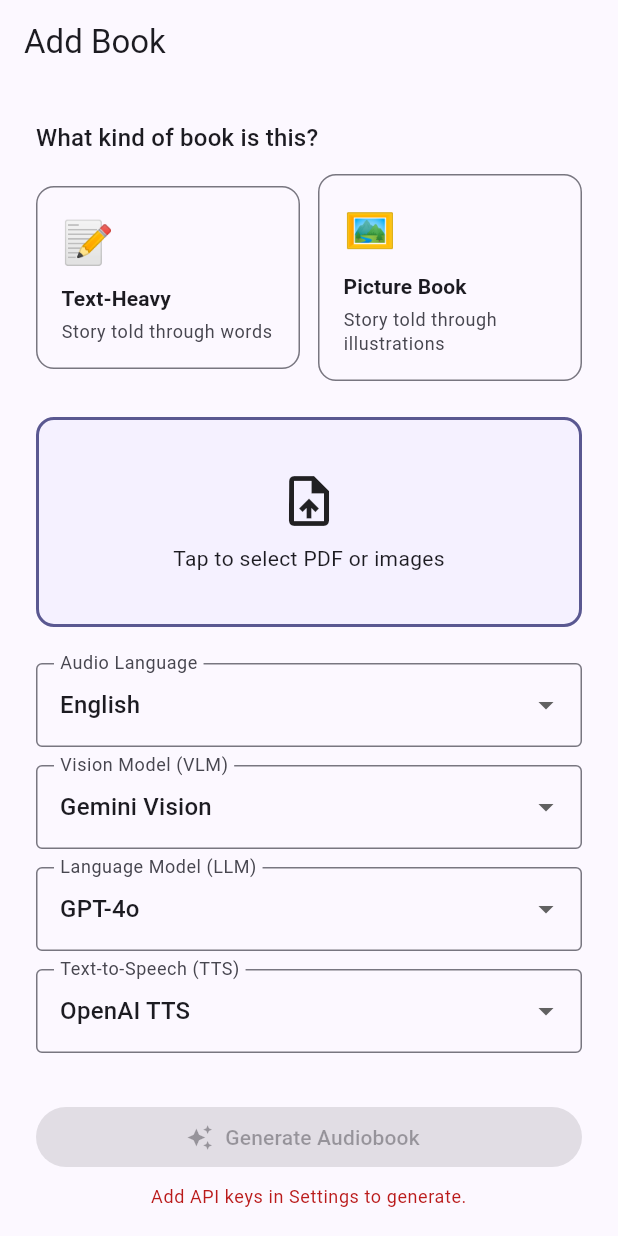
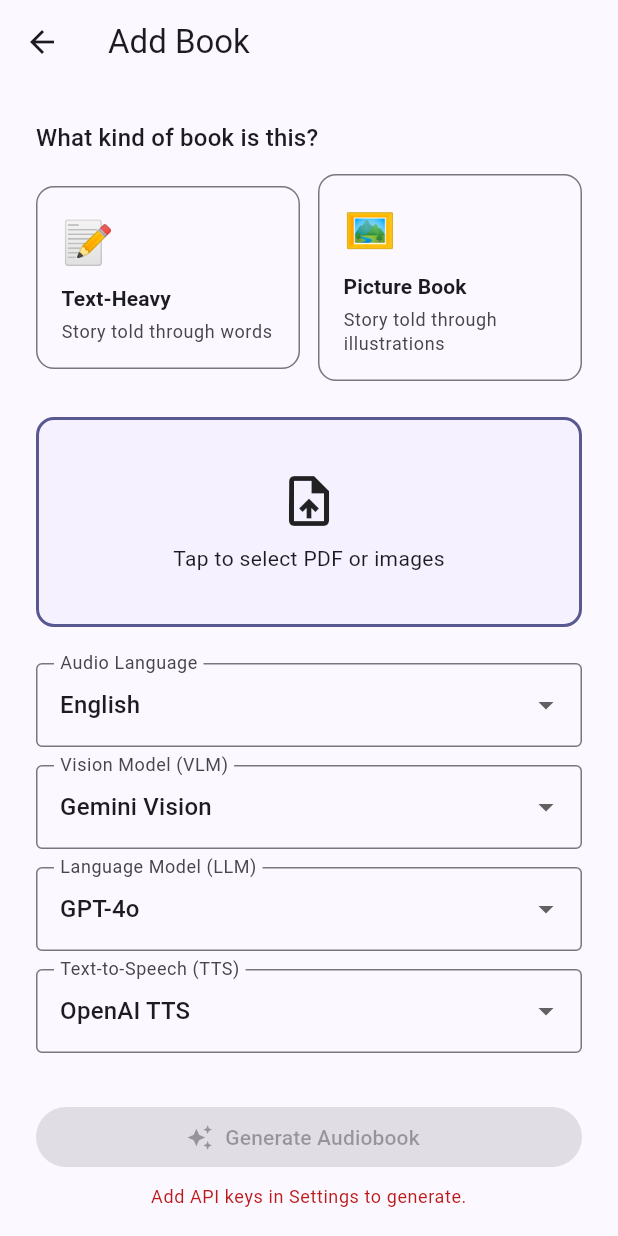
Before and after one commit to qz111/bookactor, a Flutter app: the UploadScreen screen opened by its route, on a phone screen of 412 x 824 dp. Run offline on Flutter 3.47's test engine with Material 3 defaults, Android fonts, the phone set to English and light mode, and no system bars; our stand-ins replace audioplayers, file_picker, flutter_riverpod, flutter_secure_storage, go_router, sqflite and 1 more; missing offline and left inert: pdfx; accounts and stored records are empty.

Commit message:
fix: context-aware player navigation and upload screen back button
Player back button:
- New book (from generation): back → /upload, home icon also shown → /
- Existing book (from library): back → /, no home icon

LoadingScreen passes isNewBook as GoRouter extra to /player route.
UploadScreen AppBar: explicit back arrow → / (home).

Co-Authored-By: Claude Sonnet 4.6 <noreply@anthropic.com>

```diff
--- a/lib/app.dart
+++ b/lib/app.dart
@@ -41,8 +41,10 @@ final routerProvider = Provider<GoRouter>((ref) {
       ),
       GoRoute(
         path: '/player/:versionId',
-        builder: (_, state) =>
-            PlayerScreen(versionId: state.pathParameters['versionId']!),
+        builder: (_, state) => PlayerScreen(
+          versionId: state.pathParameters['versionId']!,
+          isNewBook: state.extra as bool? ?? false,
+        ),
       ),
       GoRoute(
         path: '/settings',
--- a/lib/screens/loading_screen.dart
+++ b/lib/screens/loading_screen.dart
@@ -93,7 +93,7 @@ class _LoadingScreenState extends ConsumerState<LoadingScreen> {
     }
     if (!mounted) return;
     // Phase 2: always navigates to mock English version
-    context.go('/player/mock_book_001_en');
+    context.go('/player/mock_book_001_en', extra: true);
   }
 
   Future<void> _runLivePipeline() async {
@@ -238,7 +238,7 @@ class _LoadingScreenState extends ConsumerState<LoadingScreen> {
         );
       }
       if (!mounted) return;
-      context.go('/player/${p.versionId}');
+      context.go('/player/${p.versionId}', extra: p.isNewBook);
     } on ApiException catch (_) {
       if (!mounted) return;
       setState(() => _hasError = true);
--- a/lib/screens/upload_screen.dart
+++ b/lib/screens/upload_screen.dart
@@ -214,7 +214,14 @@ class _UploadScreenState extends ConsumerState<UploadScreen> {
         keysAsync.valueOrNull!.google.isNotEmpty;
 
     return Scaffold(
-      appBar: AppBar(title: const Text('Add Book')),
+      appBar: AppBar(
+        title: const Text('Add Book'),
+        leading: IconButton(
+          icon: const Icon(Icons.arrow_back),
+          tooltip: 'Home',
+          onPressed: () => context.go('/'),
+        ),
+      ),
       body: ListView(
         padding: const EdgeInsets.all(24),
         children: [
```
Also changed, not shown: lib/screens/player_screen.dart (+8 -4 lines).
